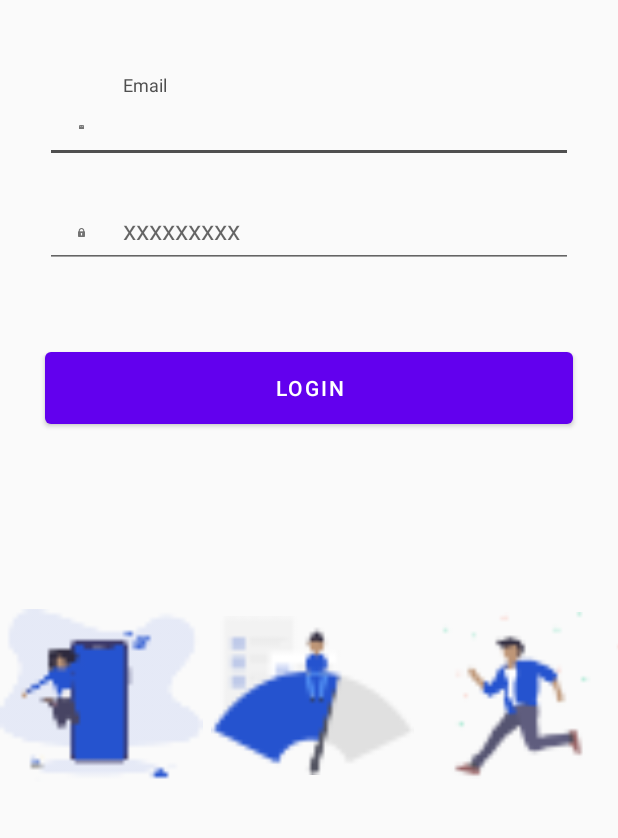
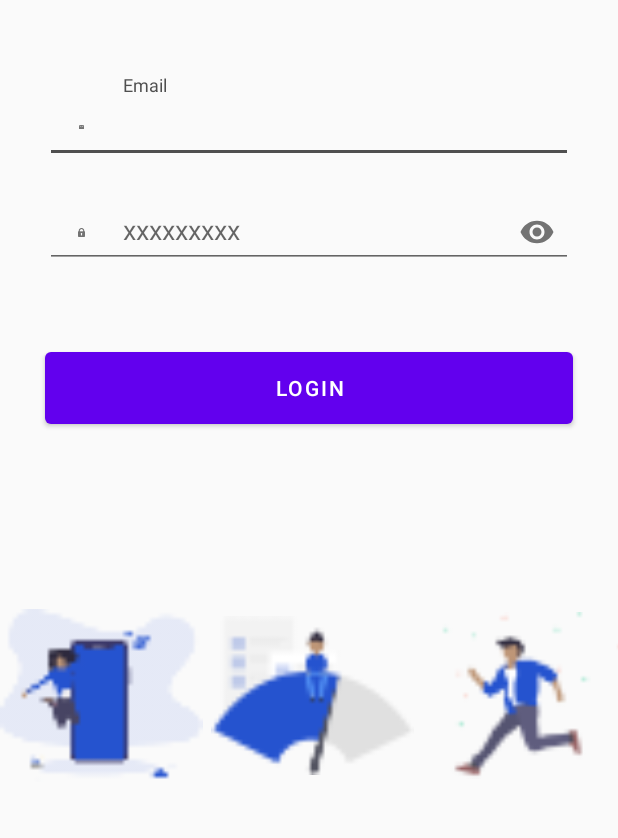
Before and after one commit to sobuur0/Super-Agent, an Android app: the LoginActivty screen opened directly, with no data from a screen before it, on a phone screen of 412 x 824 dp, the part 288-1126 px from its top. Run offline under Robolectric (Android 15) with nearby library versions, the phone set to English and light mode, and no system bars.

Commit message:
small changes

```diff
--- a/app/src/main/res/layout/activity_login_activty.xml
+++ b/app/src/main/res/layout/activity_login_activty.xml
@@ -115,6 +115,7 @@
                 android:layout_marginRight="30dp"
                 app:boxBackgroundColor="#4F4F4F"
                 app:startIconDrawable="@drawable/pwd_icon"
+                app:endIconMode="password_toggle"
                 app:layout_constraintEnd_toEndOf="parent"
                 app:layout_constraintStart_toStartOf="parent"
                 app:layout_constraintTop_toBottomOf="@id/edtText_email">
@@ -123,7 +124,8 @@
                     android:layout_width="match_parent"
                     android:layout_height="wrap_content"
                     android:hint="xxxxxxxxx"
-                    android:textColorHint="#4F4F4F"/>
+                    android:textColorHint="#4F4F4F"
+                    android:inputType="textPassword"/>
             </com.google.android.material.textfield.TextInputLayout>
 
             <com.google.android.material.button.MaterialButton
```
